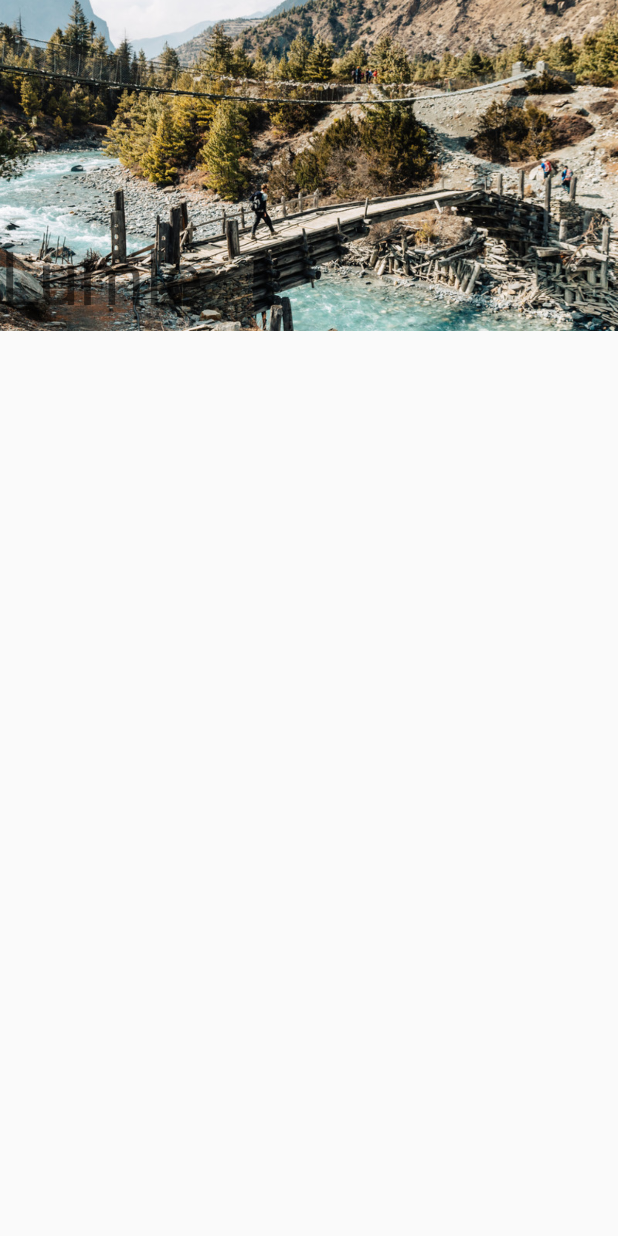
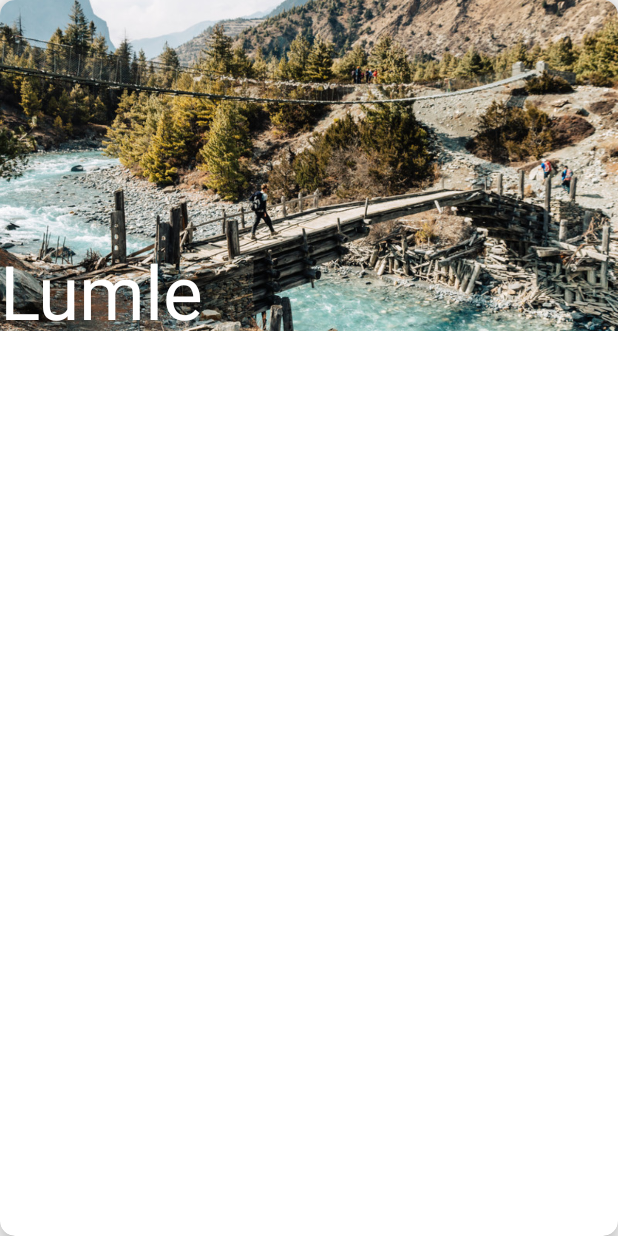
Before and after one commit to bikal3/API, an Android app: the layout dashboardlayout.xml on its own in the app's theme, with its tools: preview values and no code run, on a phone screen of 412 x 824 dp. Run offline under Robolectric (Android 15) with nearby library versions, the light colour scheme and no system bars.

```diff
--- a/app/src/main/java/com/example/travelnepalapp/DashboardRecyclerView.java
+++ b/app/src/main/java/com/example/travelnepalapp/DashboardRecyclerView.java
@@ -9,7 +9,7 @@ import android.view.ViewGroup;
 import android.widget.ImageView;
 import android.widget.TextView;
 
-import com.example.travelnepalapp.Model.DashboardModel;
+import com.example.travelnepalapp.Models.DashboardModel;
 
 import java.util.List;
 
--- /dev/null
+++ b/app/src/main/java/com/example/travelnepalapp/URL/url.java
@@ -0,0 +1,4 @@
+package com.example.travelnepalapp.URL;
+
+public class url {
+}
--- a/app/src/main/res/layout/dashboardlayout.xml
+++ b/app/src/main/res/layout/dashboardlayout.xml
@@ -1,7 +1,17 @@
 <?xml version="1.0" encoding="utf-8"?>
 <RelativeLayout xmlns:android="http://schemas.android.com/apk/res/android"
-    android:layout_width="match_parent" android:layout_height="match_parent">
+    android:layout_width="match_parent"
+    android:layout_height="match_parent"
+    xmlns:app="http://schemas.android.com/apk/res-auto">
 
+
+<android.support.v7.widget.CardView
+    android:layout_width="match_parent"
+    android:layout_height="match_parent"
+    app:cardCornerRadius="10dp"
+    app:cardElevation="10dp"
+
+    >
     <android.support.v7.widget.AppCompatImageView
         android:layout_width="match_parent"
         android:layout_height="wrap_content"
@@ -11,11 +21,14 @@
         />
 
     <android.support.v7.widget.AppCompatTextView
+        android:id="@+id/tv_placename"
         android:layout_width="wrap_content"
         android:layout_height="wrap_content"
         android:text="Lumle"
         android:layout_below="@+id/iv_mainimage"
         android:textSize="50dp"
-        android:layout_marginTop="-180dp"
-        android:id="@+id/tv_placename"/>
+        android:layout_marginTop="160dp"
+        android:textColor="#ffffff"
+      />
+</android.support.v7.widget.CardView>
 </RelativeLayout>
--- a/build.gradle
+++ b/build.gradle
@@ -7,7 +7,7 @@ buildscript {
 
     }
     dependencies {
-        classpath 'com.android.tools.build:gradle:3.4.0'
+        classpath 'com.android.tools.build:gradle:3.4.1'
 
         // NOTE: Do not place your application dependencies here; they belong
         // in the individual module build.gradle files
```
Also changed, not shown: app/build.gradle (+9 -0 lines), app/src/main/java/com/example/travelnepalapp/API/HeroAPI.java (added, +12 -0 lines), app/src/main/java/com/example/travelnepalapp/Adapters/DashboardAdapter.java (added, +56 -0 lines), app/src/main/java/com/example/travelnepalapp/MainActivity.java (+6 -3 lines), app/src/main/java/com/example/travelnepalapp/Model/DashboardModel.java (deleted, +0 -29 lines), app/src/main/java/com/example/travelnepalapp/Models/DashboardModel.java (added, +65 -0 lines), app/src/main/res/drawable/ic_email_black_24dp.xml (added, +9 -0 lines), app/src/main/res/drawable/ic_person_black_24dp.xml (added, +9 -0 lines), app/src/main/res/layout/fragment_login.xml (+6 -5 lines), app/src/main/res/layout/fragment_signup.xml (+15 -5 lines).
